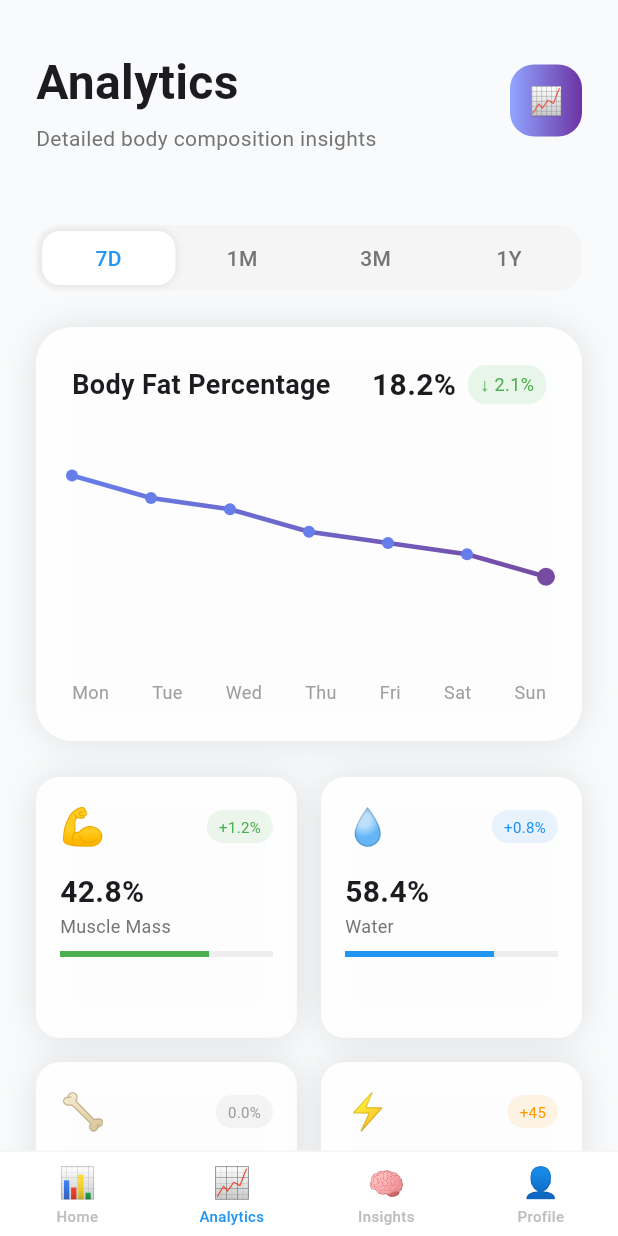
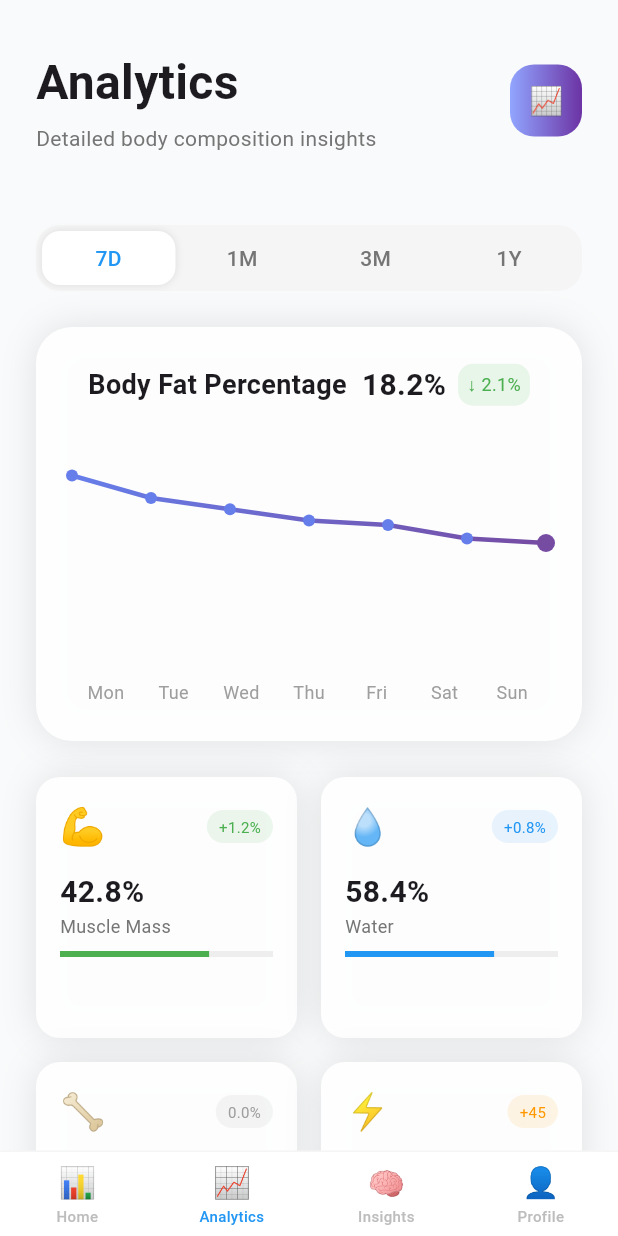
Before and after one commit to NME5/CompositionAI, a Flutter app: the screen it shows after launch, item 2 of the bottom bar chosen, on a phone screen of 412 x 824 dp. Run offline on Flutter 3.47's test engine with Material 3 defaults, Android fonts, the light colour scheme and no system bars; our stand-ins replace flutter_blue_plus, hive, hive_flutter; accounts and stored records are empty; Roboto replaces fonts that are missing (SF Pro Display).

Commit message:
Analytics_Page graph UI UX fix

```diff
--- a/lib/viewmodels/analytics_view_model.dart
+++ b/lib/viewmodels/analytics_view_model.dart
@@ -1,22 +1,80 @@
 import 'package:flutter/material.dart';
 
 class AnalyticsViewModel extends ChangeNotifier {
+  final List<String> _periods = ['7D', '1M', '3M', '1Y'];
   String _selectedPeriod = '7D';
 
   String get selectedPeriod => _selectedPeriod;
 
   void selectPeriod(String period) {
+    if (_periods.contains(period) && period != _selectedPeriod) {
       _selectedPeriod = period;
       notifyListeners();
     }
+  }
 
-  List<Map<String, dynamic>> get chartData => [
+  List<Map<String, num>> get chartData {
+    switch (_selectedPeriod) {
+      case '1M':
+        return [
+          {'x': 0, 'y': 0.82},
+          {'x': 1, 'y': 0.8},
+          {'x': 2, 'y': 0.79},
+          {'x': 3, 'y': 0.78},
+          {'x': 4, 'y': 0.77},
+          {'x': 5, 'y': 0.75},
+        ];
+      case '3M':
+        return [
+          {'x': 0, 'y': 0.88},
+          {'x': 1, 'y': 0.87},
+          {'x': 2, 'y': 0.86},
+          {'x': 3, 'y': 0.84},
+          {'x': 4, 'y': 0.83},
+          {'x': 5, 'y': 0.81},
+          {'x': 6, 'y': 0.8},
+          {'x': 7, 'y': 0.79},
+        ];
+      case '1Y':
+        return [
+          {'x': 0, 'y': 0.95},
+          {'x': 1, 'y': 0.93},
+          {'x': 2, 'y': 0.91},
+          {'x': 3, 'y': 0.89},
+          {'x': 4, 'y': 0.87},
+          {'x': 5, 'y': 0.85},
+          {'x': 6, 'y': 0.83},
+          {'x': 7, 'y': 0.82},
+          {'x': 8, 'y': 0.81},
+          {'x': 9, 'y': 0.8},
+          {'x': 10, 'y': 0.79},
+          {'x': 11, 'y': 0.78},
+        ];
+      case '7D':
+      default:
+        return [
           {'x': 0, 'y': 0.8},
           {'x': 1, 'y': 0.7},
           {'x': 2, 'y': 0.65},
-    {'x': 3, 'y': 0.55},
-    {'x': 4, 'y': 0.5},
-    {'x': 5, 'y': 0.45},
-    {'x': 6, 'y': 0.35},
+          {'x': 3, 'y': 0.6},
+          {'x': 4, 'y': 0.58},
+          {'x': 5, 'y': 0.52},
+          {'x': 6, 'y': 0.5},
         ];
     }
+  }
+
+  List<String> get xAxisLabels {
+    switch (_selectedPeriod) {
+      case '1M':
+        return ['Week 1', 'Week 2', 'Week 3', 'Week 4', 'Week 5', 'Today'];
+      case '3M':
+        return ['Week 1', 'Week 2', 'Week 3', 'Week 4', 'Week 5', 'Week 6', 'Week 7', 'Today'];
+      case '1Y':
+        return ['Jan', 'Feb', 'Mar', 'Apr', 'May', 'Jun', 'Jul', 'Aug', 'Sep', 'Oct', 'Nov', 'Dec'];
+      case '7D':
+      default:
+        return ['Mon', 'Tue', 'Wed', 'Thu', 'Fri', 'Sat', 'Sun'];
+    }
+  }
+}
--- a/lib/views/analytics_page.dart
+++ b/lib/views/analytics_page.dart
@@ -44,9 +44,17 @@ class _AnalyticsPageState extends State<AnalyticsPage> {
                             Column(
                               crossAxisAlignment: CrossAxisAlignment.start,
                               children: [
-                                Text('Analytics', style: TextStyle(fontSize: 32, fontWeight: FontWeight.bold)),
+                                FittedBox(
+                                  fit: BoxFit.scaleDown,
+                                  alignment: Alignment.centerLeft,
+                                  child: Text('Analytics', style: TextStyle(fontSize: 32, fontWeight: FontWeight.bold)),
+                                ),
                                 SizedBox(height: 4),
-                                Text('Detailed body composition insights', style: TextStyle(color: Colors.grey[600])),
+                                FittedBox(
+                                  fit: BoxFit.scaleDown,
+                                  alignment: Alignment.centerLeft,
+                                  child: Text('Detailed body composition insights', style: TextStyle(color: Colors.grey[600])),
+                                ),
                               ],
                             ),
 
@@ -115,25 +123,25 @@ class _AnalyticsPageState extends State<AnalyticsPage> {
                               ),
                               child: Column(
                                 children: [
-                                  Row(
-                                    mainAxisAlignment: MainAxisAlignment.spaceBetween,
+                                  FittedBox(
+                                    fit: BoxFit.scaleDown,
+                                    alignment: Alignment.centerLeft,
+                                    child: Row(
                                       children: [
                                         Text('Body Fat Percentage', style: TextStyle(fontSize: 18, fontWeight: FontWeight.bold)),
-                                      Row(
-                                        children: [
+                                        SizedBox(width: 10),
                                         Text('18.2%', style: TextStyle(fontSize: 20, fontWeight: FontWeight.bold)),
                                         SizedBox(width: 8),
                                         Container(
-                                            padding: EdgeInsets.symmetric(horizontal: 8, vertical: 4),
+                                          padding: EdgeInsets.symmetric(horizontal: 6, vertical: 5),
                                           decoration: BoxDecoration(
                                             color: Colors.green[50],
-                                              borderRadius: BorderRadius.circular(12),
+                                            borderRadius: BorderRadius.circular(10),
                                           ),
                                           child: Text('↓ 2.1%', style: TextStyle(color: Colors.green, fontSize: 12)),
                                         ),
                                       ],
                                     ),
-                                    ],
                                   ),
                                   SizedBox(height: 16),
                                   Container(
@@ -145,9 +153,27 @@ class _AnalyticsPageState extends State<AnalyticsPage> {
                                   ),
                                   SizedBox(height: 16),
                                   Row(
-                                    mainAxisAlignment: MainAxisAlignment.spaceBetween,
-                                    children: ['Mon', 'Tue', 'Wed', 'Thu', 'Fri', 'Sat', 'Sun']
-                                        .map((day) => Text(day, style: TextStyle(color: Colors.grey[500], fontSize: 12)))
+                                    children: _viewModel.xAxisLabels
+                                        .map(
+                                          (label) => Expanded(
+                                            child: Padding(
+                                              padding: const EdgeInsets.symmetric(horizontal: 2),
+                                              child: FittedBox(
+                                                fit: BoxFit.scaleDown,
+                                                child: Text(
+                                                  label,
+                                                  textAlign: TextAlign.center,
+                                                  maxLines: 1,
+                                                  overflow: TextOverflow.ellipsis,
+                                                  style: TextStyle(
+                                                    color: Colors.grey[500],
+                                                    fontSize: _viewModel.xAxisLabels.length > 7 ? 10 : 12,
+                                                  ),
+                                                ),
+                                              ),
+                                            ),
+                                          ),
+                                        )
                                         .toList(),
                                   ),
                                 ],
--- a/lib/widgets/shared_widgets.dart
+++ b/lib/widgets/shared_widgets.dart
@@ -102,7 +102,7 @@ class MetricCard extends StatelessWidget {
 }
 
 class ChartPainter extends CustomPainter {
-  final List<Map<String, dynamic>> data;
+  final List<Map<String, num>> data;
 
   ChartPainter(this.data);
 
@@ -113,9 +113,15 @@ class ChartPainter extends CustomPainter {
       ..strokeWidth = 3
       ..strokeCap = StrokeCap.round;
 
+    if (data.length < 2) {
+      return;
+    }
+
     final points = data.map((d) {
-      final x = (d['x'] as int) * (size.width / (data.length - 1));
-      final y = size.height * (1 - (d['y'] as double));
+      final xValue = d['x']?.toDouble() ?? 0.0;
+      final yValue = d['y']?.toDouble() ?? 0.0;
+      final x = xValue * (size.width / (data.length - 1));
+      final y = size.height * (1 - yValue);
       return Offset(x, y);
     }).toList();
 
@@ -138,5 +144,20 @@ class ChartPainter extends CustomPainter {
   }
 
   @override
-  bool shouldRepaint(CustomPainter oldDelegate) => false;
+  bool shouldRepaint(covariant ChartPainter oldDelegate) {
+    if (identical(oldDelegate.data, data)) {
+      return false;
+    }
+    if (oldDelegate.data.length != data.length) {
+      return true;
+    }
+    for (var i = 0; i < data.length; i++) {
+      final current = data[i];
+      final previous = oldDelegate.data[i];
+      if (current['x'] != previous['x'] || current['y'] != previous['y']) {
+        return true;
+      }
+    }
+    return false;
+  }
 }
```
Lines whose indentation alone changed are shown as unchanged.
